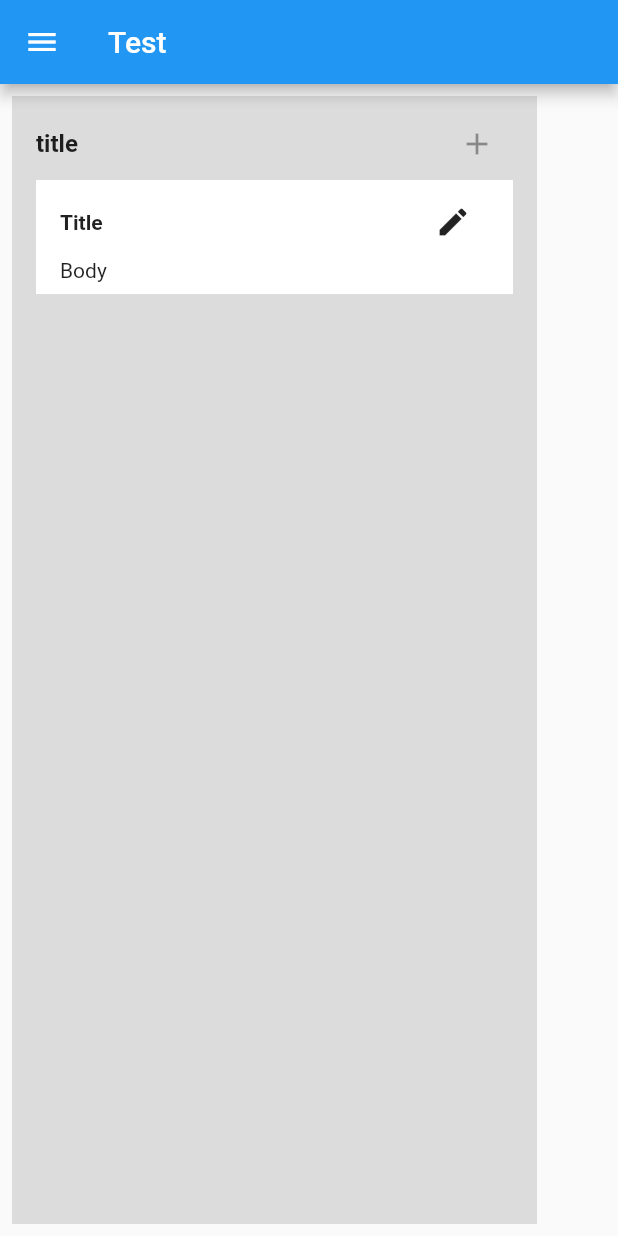
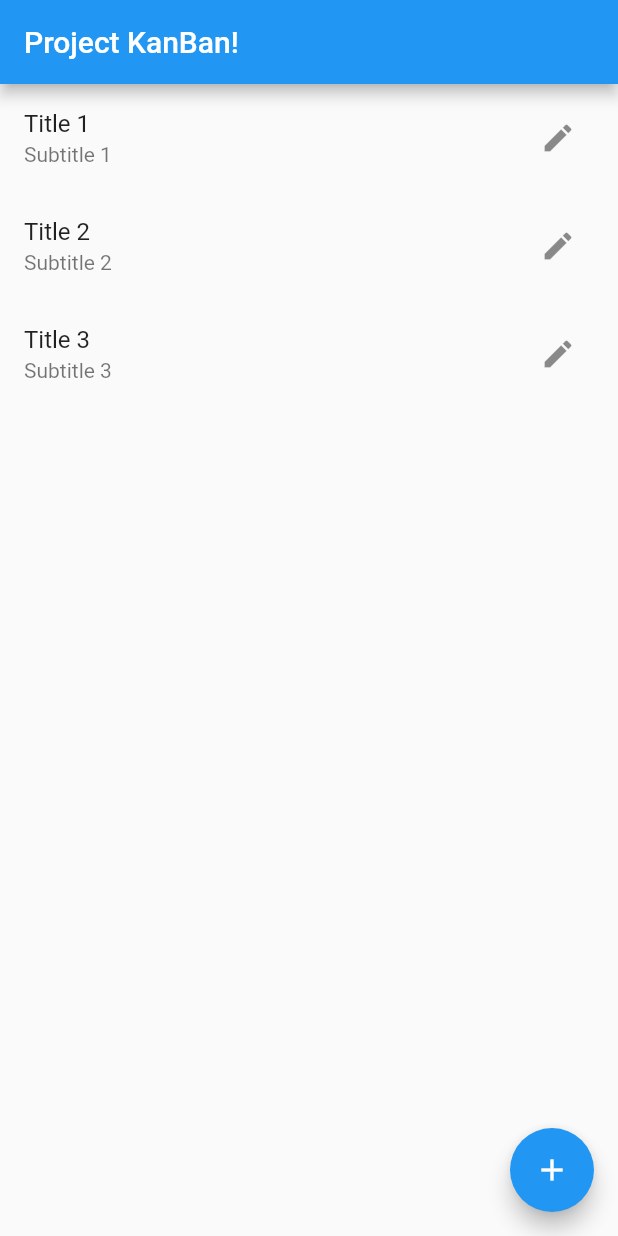
Before and after one commit to gabrielslater/task-board, a Flutter app: the screen it shows after launch, on a phone screen of 412 x 824 dp. Run offline on Flutter 3.47's test engine with Material 2 defaults, Android fonts, the phone set to English and light mode, and no system bars.

Commit message:
Homepage title change
Changed home page and app bar title from default names.

```diff
--- a/lib/main.dart
+++ b/lib/main.dart
@@ -1,271 +1,74 @@
 import 'package:final_project_kanban_board/kanban_card.dart';
 import 'package:flutter/material.dart';
 
-void main() {
-  runApp(const KanbanApp());
-}
+import 'editable_card_list.dart';
 
-class KanbanApp extends StatefulWidget {
-  const KanbanApp({Key? key}) : super(key: key);
+void main() => runApp(const MyApp());
 
-  @override
-  State<StatefulWidget> createState() => _KanbanAppState();
-}
+class MyApp extends StatelessWidget {
+  const MyApp({Key? key}) : super(key: key);
 
-class _KanbanAppState extends State<KanbanApp> {
   @override
   Widget build(BuildContext context) {
     return MaterialApp(
-        title: 'Test',
-        home: Builder(
-          builder: (BuildContext context) {
-            return Scaffold(
-              appBar: AppBar(
-                title: const Text('Test'),
-              ),
-              body: const KanbanWorkspace(),
-              drawer: const KanbanNavigationDrawer(),
-            );
-          },
-        ));
-  }
-}
-
-class KanbanNavigationDrawer extends StatelessWidget {
-  const KanbanNavigationDrawer({Key? key}) : super(key: key);
-
-  @override
-  Widget build(BuildContext context) {
-    var header = Container(
-      padding: const EdgeInsets.all(16),
-      child: Row(
-        children: [
-          const Text(
-            "Kanban Board",
-            style: TextStyle(
-              fontSize: 24,
-              fontWeight: FontWeight.bold,
-            ),
-          ),
-          const Spacer(),
-          IconButton(
-              onPressed: () {
-                Navigator.pop(context);
-              },
-              icon: const Icon(Icons.arrow_back))
-        ],
+      title: 'Project KanBan!',
+      theme: ThemeData(
+        primarySwatch: Colors.blue,
       ),
-    );
-
-    final drawerItems = ListView(
-      children: <Widget>[
-        header,
-        ListTile(
-          title: const Text("Save"),
-          leading: const Icon(Icons.save),
-          onTap: () {
-            Navigator.pop(context);
-          },
-        ),
-        ListTile(
-          title: const Text("Load"),
-          leading: const Icon(Icons.folder),
-          onTap: () {
-            Navigator.pop(context);
-          },
-        ),
-        ListTile(
-          title: const Text("Import/Export"),
-          leading: const Icon(Icons.import_export),
-          onTap: () {
-            Navigator.pop(context);
-          },
-        ),
-        ListTile(
-          title: const Text("Help"),
-          leading: const Icon(Icons.question_mark),
-          onTap: () {
-            Navigator.pop(context);
-          },
-        ),
-      ],
-    );
-
-    return Drawer(
-      child: drawerItems,
+      home: const MyHomePage(title: 'Project KanBan!'),
     );
   }
 }
 
-/// Creates a widget for containing a set of [KanbanCard]s.
-class KanbanColumn extends StatelessWidget {
-  // TODO: temporary final values until [KanbanColumnModel] is finished
+class MyHomePage extends StatefulWidget {
+  const MyHomePage({Key? key, required this.title}) : super(key: key);
+
   final String title;
 
-  const KanbanColumn({
-    Key? key,
-    required this.title,
-  }) : super(key: key);
+  @override
+  State<MyHomePage> createState() => _MyHomePageState();
+}
+
+class _MyHomePageState extends State<MyHomePage> {
+  List<KanbanCardModel> list = [];
+  var _i = 1;
+
+  @override
+  void initState() {
+    super.initState();
+
+    for (var i = 0; i < 3; i++) {
+      _addCard();
+    }
+  }
+
+  void _addCard() {
+    setState(() {
+      list.add(KanbanCardModel(title: "Title $_i", body: "Subtitle $_i"));
+      _i++;
+    });
+  }
 
   @override
   Widget build(BuildContext context) {
-    return SizedBox(
-      child: Container(
-        width: 350,
-        color: Colors.black12,
-        margin: const EdgeInsets.all(8),
-        padding: const EdgeInsets.fromLTRB(16, 8, 16, 8),
-        child: Column(
-          children: <Widget>[
-            Row(
-              children: <Widget>[
-                Text(
-                  title,
-                  style: const TextStyle(
-                    fontWeight: FontWeight.bold,
-                    fontSize: 16,
-                  ),
-                ),
-                const Spacer(),
-                // TODO: add card on press
-                const IconButton(
-                  onPressed: null,
-                  icon: Icon(Icons.add),
-                )
-              ],
-            ),
-            Expanded(
-                child: ListView(
-              shrinkWrap: true,
-              scrollDirection: Axis.vertical,
-              children: [
-                KanbanCard(),
-              ],
-            )),
-          ],
+    return Scaffold(
+      appBar: AppBar(
+        title: Text(widget.title),
+      ),
+      body: ListView.builder(
+        itemCount: list.length,
+        itemBuilder: (context, index) => EditableCardList(
+          model: list[index],
+          onChanged: (updatedModel) {
+            list[index] = updatedModel;
+          },
         ),
+      ),
+      floatingActionButton: FloatingActionButton(
+        onPressed: _addCard,
+        tooltip: 'Add Card',
+        child: const Icon(Icons.add),
       ),
     );
   }
 }
-
-/// Creates a widget for displaying a [KanbanCardModel].
-class KanbanCard extends StatefulWidget {
-  KanbanCardModel _card = KanbanCardModel(title: "Title", body: "Body");
-
-  KanbanCard({Key? key}) : super(key: key);
-
-  void editTitle(String title) {
-    _card = KanbanCardModel(title: title, body: _card.body);
-  }
-
-  void editBody(String body) {
-    _card = KanbanCardModel(title: _card.title, body: body);
-  }
-
-  @override
-  State<StatefulWidget> createState() => _KanbanCardState();
-}
-
-class _KanbanCardState extends State<KanbanCard> {
-  // https://blog.nonstopio.com/the-editable-text-in-a-flutter-aeca4e845cbb?gi=2a69035248be
-  bool _isEditingText = false;
-  late TextEditingController _titleEditingController;
-  late TextEditingController _bodyEditingController;
-
-  @override
-  void initState() {
-    super.initState();
-    _titleEditingController = TextEditingController(text: widget._card.title);
-    _bodyEditingController = TextEditingController(text: widget._card.body);
-  }
-
-  @override
-  void dispose() {
-    _titleEditingController.dispose();
-    _bodyEditingController.dispose();
-    super.dispose();
-  }
-
-  @override
-  Widget build(BuildContext context) {
-    return Container(
-      color: Colors.white,
-      margin: const EdgeInsets.fromLTRB(0, 0, 0, 8),
-      padding: const EdgeInsets.fromLTRB(16, 4, 16, 8),
-      child: Column(
-        crossAxisAlignment: CrossAxisAlignment.start,
-        mainAxisAlignment: MainAxisAlignment.start,
-        children: <Widget>[
-          Row(
-            children: <Widget>[
-              title,
-              const Spacer(),
-              _buildEditButton(),
-            ],
-          ),
-          body,
-        ],
-      ),
-    );
-  }
-
-  Widget get title {
-    if (_isEditingText) {
-      return ConstrainedBox(
-          constraints: const BoxConstraints.tightFor(width: 200),
-          child: TextField(controller: _titleEditingController));
-    } else {
-      return Text(
-        widget._card.title,
-        style: const TextStyle(
-          fontSize: 14,
-          fontWeight: FontWeight.bold,
-        ),
-      );
-    }
-  }
-
-  Widget get body {
-    if (_isEditingText) {
-      return TextField(controller: _bodyEditingController);
-    } else {
-      return Text(widget._card.body);
-    }
-  }
-
-  Widget _buildEditButton() {
-    if (_isEditingText) {
-      return IconButton(
-        onPressed: () {
-          print("off");
-          setState(() {
-            widget.editTitle(_titleEditingController.text.toString());
-            widget.editBody(_bodyEditingController.text.toString());
-            _isEditingText = false;
-          });
-        },
-        icon: const Icon(Icons.check),
-      );
-    } else {
-      return IconButton(
-        onPressed: () {
-          print("on");
-          setState(() {
-            _isEditingText = true;
-          });
-        },
-        icon: const Icon(Icons.edit),
-      );
-    }
-  }
-}
-
-class KanbanWorkspace extends StatelessWidget {
-  const KanbanWorkspace({Key? key}) : super(key: key);
-
-  @override
-  Widget build(BuildContext context) {
-    return const KanbanColumn(title: "title");
-  }
-}
```
